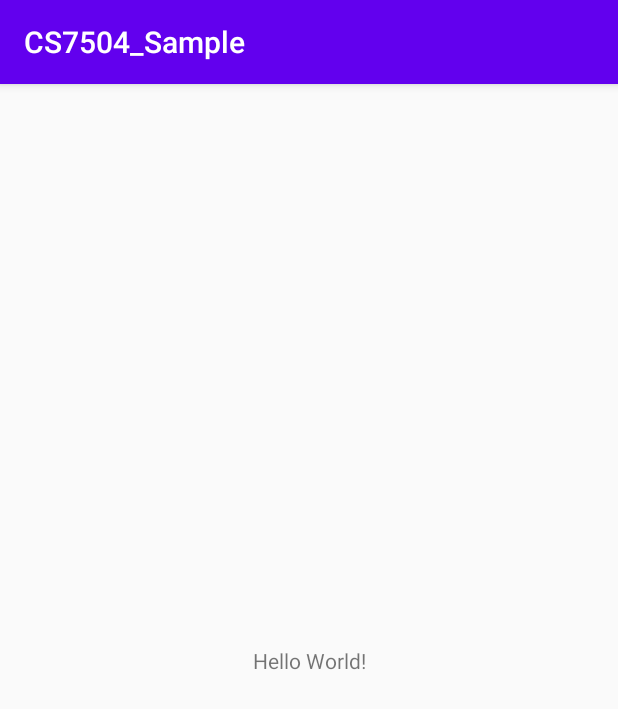
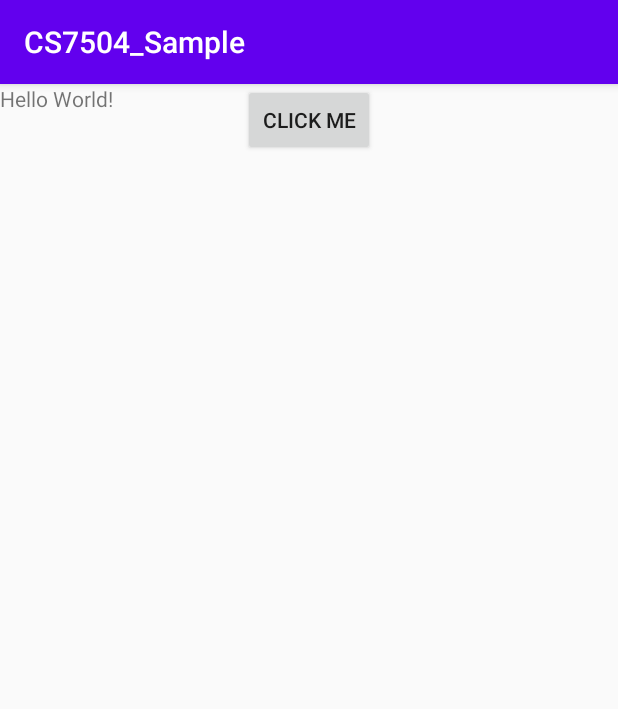
Before and after one commit to RichaPanjabi/CS7504_Sample, an Android app: the screen it shows after launch (MainActivity), on a phone screen of 412 x 824 dp. Shown: the top 709 px of the screen. Run offline under Robolectric (Android 15) with nearby library versions, the phone set to English and light mode, and no system bars.

Commit message:
Added Click Me button

```diff
--- a/app/src/main/res/layout/activity_main.xml
+++ b/app/src/main/res/layout/activity_main.xml
@@ -1,5 +1,6 @@
 <?xml version="1.0" encoding="utf-8"?>
-<androidx.constraintlayout.widget.ConstraintLayout xmlns:android="http://schemas.android.com/apk/res/android"
+<RelativeLayout
+    xmlns:android="http://schemas.android.com/apk/res/android"
     xmlns:app="http://schemas.android.com/apk/res-auto"
     xmlns:tools="http://schemas.android.com/tools"
     android:layout_width="match_parent"
@@ -10,9 +11,12 @@
         android:layout_width="wrap_content"
         android:layout_height="wrap_content"
         android:text="Hello World!"
-        app:layout_constraintBottom_toBottomOf="parent"
-        app:layout_constraintLeft_toLeftOf="parent"
-        app:layout_constraintRight_toRightOf="parent"
-        app:layout_constraintTop_toTopOf="parent" />
+        />
 
-</androidx.constraintlayout.widget.ConstraintLayout>
+    <Button
+        android:layout_width="wrap_content"
+        android:layout_height="wrap_content"
+        android:text="Click Me"
+        android:layout_centerHorizontal="true" />
+
+</RelativeLayout>
```
